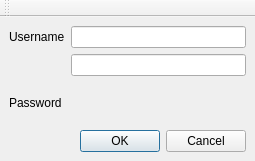
Before: the Qt Designer form workwith_widgets/userEmulator/loginwindow.ui in anottoly/Study-of-Qt-C-, drawn with Qt 5.
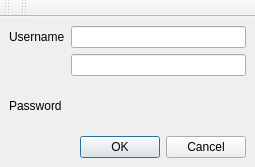
After: the same form once the commit is applied.

What changed in the file:
```diff
--- a/workwith_widgets/userEmulator/loginwindow.ui
+++ b/workwith_widgets/userEmulator/loginwindow.ui
@@ -7,7 +7,7 @@
     <x>0</x>
     <y>0</y>
     <width>255</width>
-    <height>161</height>
+    <height>167</height>
    </rect>
   </property>
   <property name="windowTitle">
@@ -71,6 +71,17 @@
     <bool>false</bool>
    </attribute>
   </widget>
+  <widget class="QToolBar" name="toolBar_2">
+   <property name="windowTitle">
+    <string>toolBar_2</string>
+   </property>
+   <attribute name="toolBarArea">
+    <enum>TopToolBarArea</enum>
+   </attribute>
+   <attribute name="toolBarBreak">
+    <bool>false</bool>
+   </attribute>
+  </widget>
  </widget>
  <resources/>
  <connections/>
```
